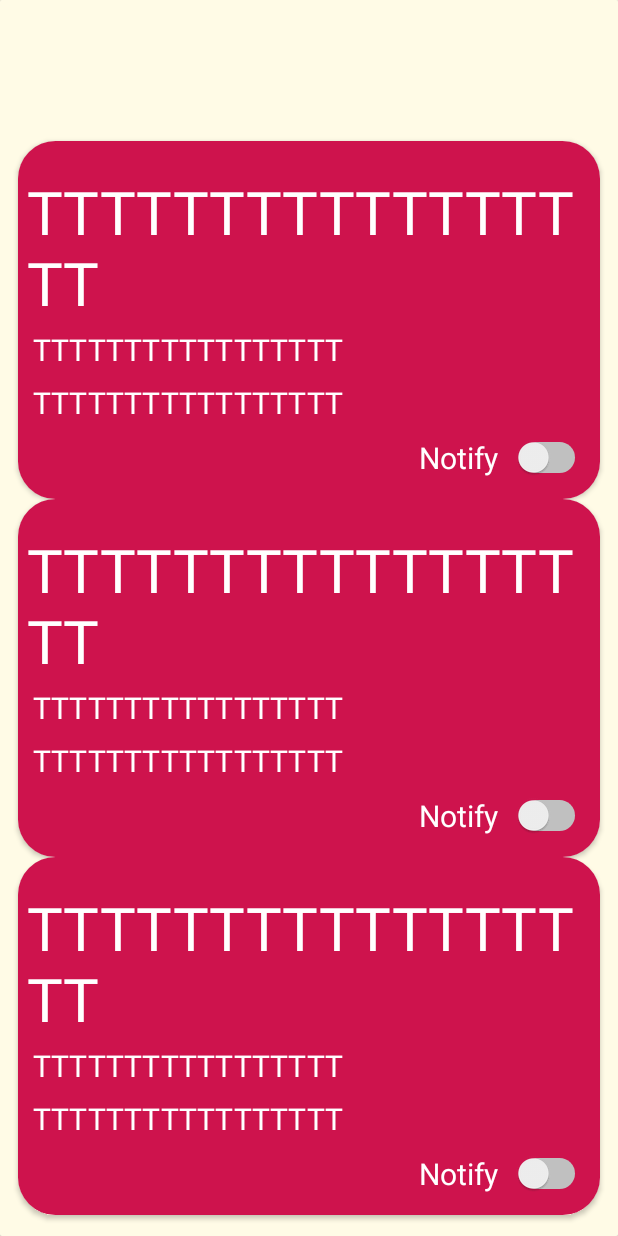
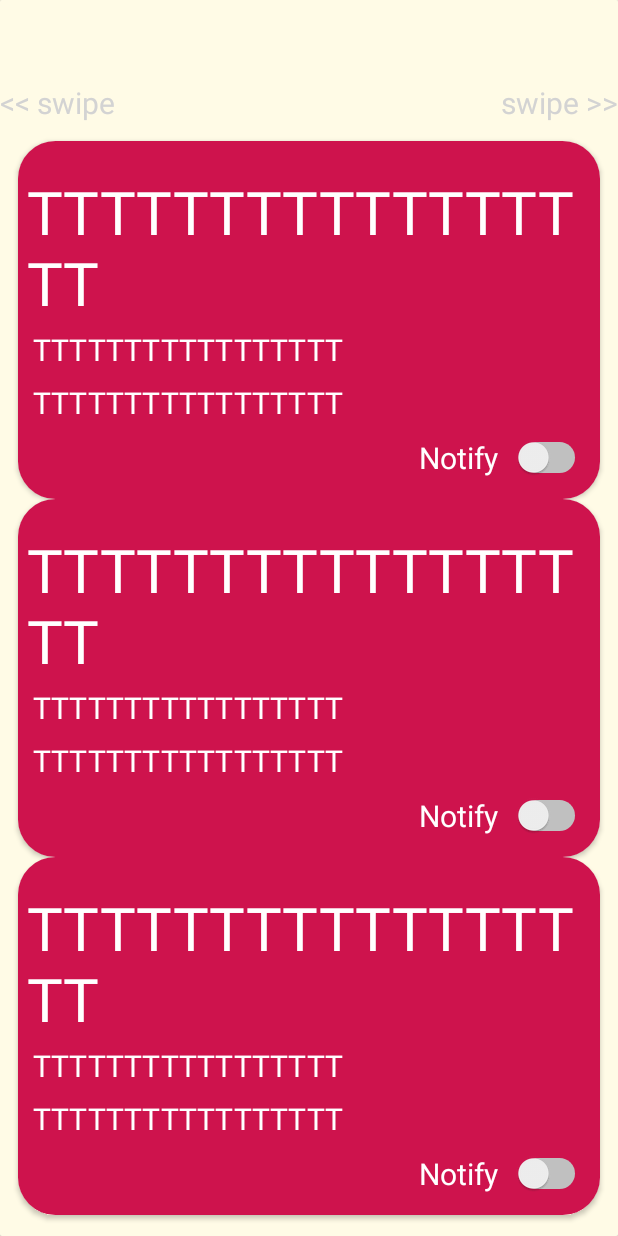
Before and after one commit to freyavs/android-app-myfestival, an Android app: the layout stage_fragment.xml on its own in the app's theme, with its tools: preview values and no code run, on a phone screen of 412 x 824 dp. Run offline under Robolectric (Android 15) with nearby library versions, the phone set to English and light mode, and no system bars.

Commit message:
swipe 'verduidelijking'

```diff
--- a/MyFestival/app/src/main/java/be/ugent/myfestival/LineupFragment.kt
+++ b/MyFestival/app/src/main/java/be/ugent/myfestival/LineupFragment.kt
@@ -48,6 +48,9 @@ class LineupFragment : Fragment() {
         //todo: dit kan sws beter (en layout zeker)
         viewModel.getAllDaysSorted().observe(viewLifecycleOwner, Observer { days ->
             val startDay : LocalDate
+            val map = mapOf<String, String>("MONDAY" to "Maandag", "TUESDAY" to "Dinsdag", "WEDNESDAY" to "Woensdag",
+            "THURSDAY" to "Donderdag", "FRIDAY" to "Vrijdag", "SATURDAY" to "Zaterdag", "SUNDAY" to "Zondag")
+
             //zorgt dat er op vandaag gestart wordt tenzij vandaag niet tussen de lineup days zit
             if (days.contains(viewModel.getToday())){
                 Log.d("myFestivalTag", "today is in list of days.." )
@@ -61,7 +64,7 @@ class LineupFragment : Fragment() {
                 button.setBackgroundResource(R.drawable.radio_background)
                 button.buttonDrawable = StateListDrawable()
                 button.textSize = 25F
-                button.text = (day.format(DateTimeFormatter.ofPattern("dd/MM/yyyy")))
+                button.text = map.get(day.dayOfWeek.toString())
                 val layout : LinearLayout = binding.root.toggle_group
                 button.setOnClickListener { viewModel.clickedDay(day) }
                 layout.addView(button)
@@ -79,7 +82,6 @@ class LineupFragment : Fragment() {
 
         binding.setLifecycleOwner(this)
 
-
         return binding.root
     }
 
--- a/MyFestival/app/src/main/java/be/ugent/myfestival/adapters/DayAdapter.kt
+++ b/MyFestival/app/src/main/java/be/ugent/myfestival/adapters/DayAdapter.kt
@@ -20,7 +20,7 @@ class DayAdapter(manager: FragmentManager) : FragmentPagerAdapter(manager, BEHAV
     var baseId: Long = 0
 
     override fun getItem(position: Int): Fragment {
-        return StageFragment(currentStages[position])
+        return StageFragment(currentStages[position], position == 0, position == currentStages.size - 1)
     }
 
     override fun getCount(): Int {
--- a/MyFestival/app/src/main/res/layout/home_fragment.xml
+++ b/MyFestival/app/src/main/res/layout/home_fragment.xml
@@ -26,7 +26,7 @@
             android:layout_height="match_parent"
             android:text="@string/loading"
             android:textAlignment="center"
-            android:textSize="50sp"
+            android:textSize="200sp"
             android:visibility="@{viewModel.notLoading}"/>
 
     </LinearLayout>
@@ -35,7 +35,8 @@
         android:layout_height="match_parent"
         android:layout_margin="20dp"
         android:orientation="vertical"
-        android:weightSum="10">
+        android:weightSum="10"
+        android:visibility="@{viewModel.loading}">
 
 
 
--- a/MyFestival/app/src/main/res/layout/stage_fragment.xml
+++ b/MyFestival/app/src/main/res/layout/stage_fragment.xml
@@ -19,12 +19,34 @@
                 android:layout_height="0dp">
 
                 <TextView
+                    android:id="@+id/swipe_left"
+                    android:layout_width="wrap_content"
+                    android:layout_height="wrap_content"
+                    android:gravity="center"
+                    android:textSize="20sp"
+                    android:layout_alignParentStart="true"
+                    android:layout_alignParentBottom="true"
+                    android:textColor="@color/lightGray"
+                    android:text="@string/swipeL"/>
+
+                <TextView
                     android:id="@+id/stage_name"
                     android:layout_width="match_parent"
                     android:layout_height="match_parent"
                     android:gravity="center"
                     android:textSize="30sp"
                     android:textStyle="bold" />
+
+                <TextView
+                    android:id="@+id/swipe_right"
+                    android:layout_width="wrap_content"
+                    android:layout_height="wrap_content"
+                    android:gravity="center"
+                    android:textSize="20sp"
+                    android:layout_alignParentEnd="true"
+                    android:layout_alignParentBottom="true"
+                    android:textColor="@color/lightGray"
+                    android:text="@string/swipeR"/>
 
             </RelativeLayout>
 
--- a/MyFestival/app/src/main/res/values/colors.xml
+++ b/MyFestival/app/src/main/res/values/colors.xml
@@ -6,4 +6,5 @@
     <color name="colorPrimaryLight">#B9E4C9</color>
     <color name="colorAccent">#FD5523</color>
     <color name="backgroundColor">#FFFBE6</color>
+    <color name="lightGray">#D3D3D3</color>
 </resources>
--- a/MyFestival/app/src/main/res/values/strings.xml
+++ b/MyFestival/app/src/main/res/values/strings.xml
@@ -20,7 +20,10 @@
     <string name="choices">Keuzes:</string>
     <string name="vouchers">Bonnetjes:</string>
 
-    <string name="loading">Aan het Laden...</string>
+    <string name="swipeR">swipe &gt;&gt;</string>
+    <string name="swipeL">&lt;&lt; swipe</string>
+
+    <string name="loading">…</string>
     <string name="searchString">Naam festival</string>
     <string name="festival">Festival</string>
 </resources>
```
Also changed, not shown: MyFestival/app/src/main/java/be/ugent/myfestival/NewsfeedFragment.kt (+1 -10 lines), MyFestival/app/src/main/java/be/ugent/myfestival/StageFragment.kt (+8 -1 lines), MyFestival/app/src/main/java/be/ugent/myfestival/adapters/StageAdapter.kt (+12 -11 lines).
